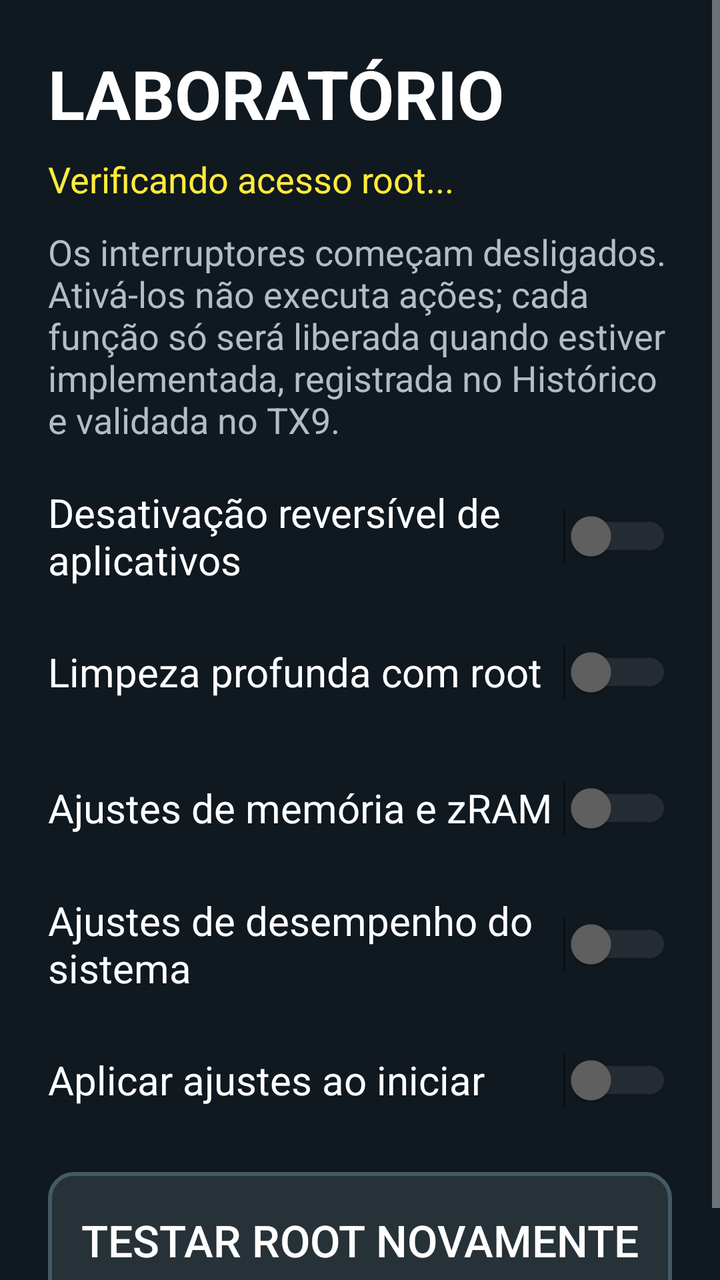
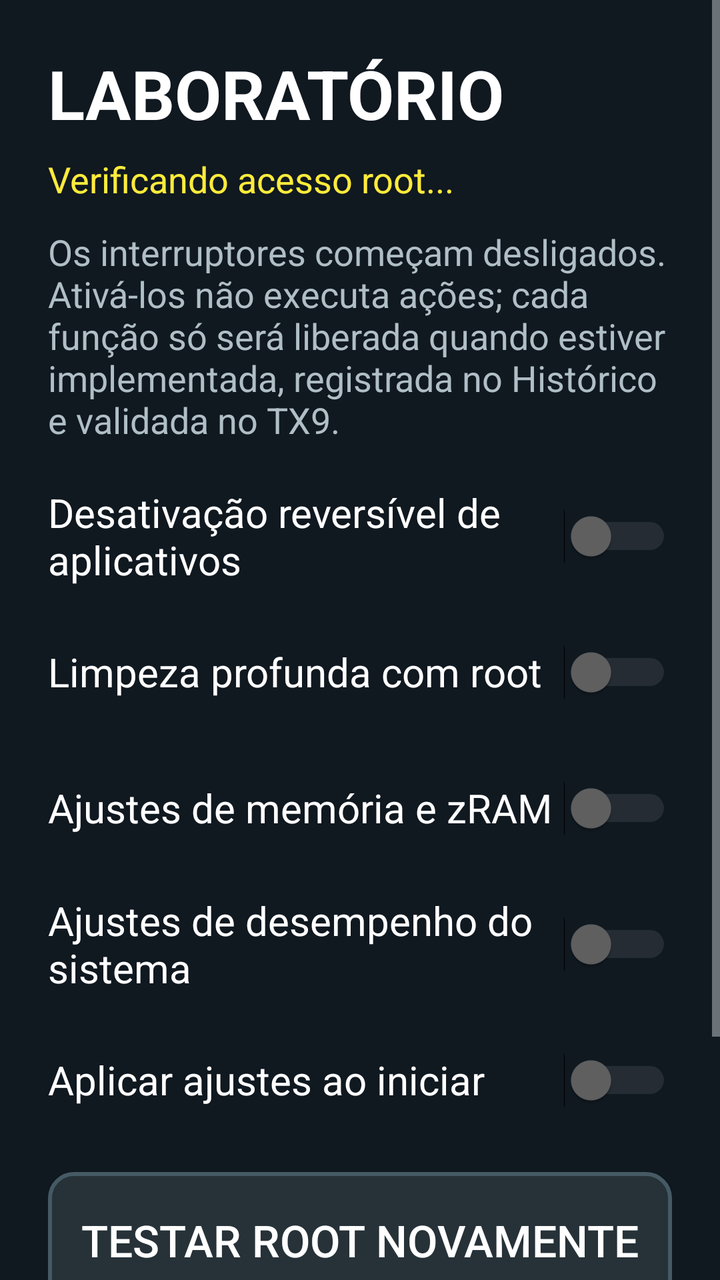

Screens rendered from an Android XML layout before and after an edit, with the pre-edit source and the edit as a unified diff.
<!-- AndroidManifest.xml: application theme android:Theme.DeviceDefault.NoActionBar -->
<!-- res/layout/activity_laboratorio.xml -->
<?xml version="1.0" encoding="utf-8"?>
<ScrollView xmlns:android="http://schemas.android.com/apk/res/android"
    android:layout_width="match_parent"
    android:layout_height="match_parent"
    android:background="#101820"
    android:fillViewport="true">

    <LinearLayout
        android:layout_width="match_parent"
        android:layout_height="wrap_content"
        android:orientation="vertical"
        android:padding="24dp">

        <TextView
            android:layout_width="match_parent"
            android:layout_height="wrap_content"
            android:text="@string/lab_titulo"
            android:textColor="#FFFFFF"
            android:textSize="34sp"
            android:textStyle="bold" />

        <TextView
            android:id="@+id/txtLaboratorioRoot"
            android:layout_width="match_parent"
            android:layout_height="wrap_content"
            android:layout_marginTop="8dp"
            android:layout_marginBottom="12dp"
            android:text="@string/lab_testando"
            android:textColor="#FFEB3B"
            android:textSize="18sp" />

        <TextView
            android:layout_width="match_parent"
            android:layout_height="wrap_content"
            android:layout_marginBottom="12dp"
            android:text="@string/lab_aviso"
            android:textColor="#B0BEC5"
            android:textSize="18sp" />

        <Switch
            android:id="@+id/switchDebloat"
            android:layout_width="match_parent"
            android:layout_height="68dp"
            android:enabled="false"
            android:focusable="true"
            android:text="@string/lab_debloat"
            android:textColor="#FFFFFF"
            android:textSize="20sp" />

        <Switch
            android:id="@+id/switchLimpezaRoot"
            android:layout_width="match_parent"
            android:layout_height="68dp"
            android:enabled="false"
            android:focusable="true"
            android:text="@string/lab_limpeza"
            android:textColor="#FFFFFF"
            android:textSize="20sp" />

        <Switch
            android:id="@+id/switchMemoria"
            android:layout_width="match_parent"
            android:layout_height="68dp"
            android:enabled="false"
            android:focusable="true"
            android:text="@string/lab_memoria"
            android:textColor="#FFFFFF"
            android:textSize="20sp" />

        <Switch
            android:id="@+id/switchDesempenho"
            android:layout_width="match_parent"
            android:layout_height="68dp"
            android:enabled="false"
            android:focusable="true"
            android:text="@string/lab_desempenho"
            android:textColor="#FFFFFF"
            android:textSize="20sp" />

        <Switch
            android:id="@+id/switchBoot"
            android:layout_width="match_parent"
            android:layout_height="68dp"
            android:enabled="false"
            android:focusable="true"
            android:text="@string/lab_boot"
            android:textColor="#FFFFFF"
            android:textSize="20sp" />

        <Button
            android:id="@+id/btnTestarRootLaboratorio"
            android:layout_width="match_parent"
            android:layout_height="68dp"
            android:layout_marginTop="12dp"
            android:background="@drawable/botao_fundo"
            android:focusable="true"
            android:text="@string/lab_testar_root"
            android:textColor="#FFFFFF"
            android:textSize="22sp" />

    </LinearLayout>
</ScrollView>
<!-- resources referenced by this layout -->
<resources>
  <!-- drawable botao_fundo (drawable) -->
  <?xml version="1.0" encoding="utf-8"?>
  <selector xmlns:android="http://schemas.android.com/apk/res/android">
  
      <item android:state_focused="true">
          <shape android:shape="rectangle">
              <solid android:color="#1E88E5" />
              <stroke
                  android:width="6dp"
                  android:color="#FFEB3B" />
              <corners android:radius="12dp" />
          </shape>
      </item>
  
      <item android:state_pressed="true">
          <shape android:shape="rectangle">
              <solid android:color="#1565C0" />
              <corners android:radius="12dp" />
          </shape>
      </item>
  
      <item>
          <shape android:shape="rectangle">
              <solid android:color="#263238" />
              <stroke
                  android:width="2dp"
                  android:color="#455A64" />
              <corners android:radius="12dp" />
          </shape>
      </item>
  
  </selector>
  <string name="lab_aviso">Os interruptores começam desligados. Ativá-los não executa ações; cada função só será liberada quando estiver implementada, registrada no Histórico e validada no TX9.</string>
  <string name="lab_boot">Aplicar ajustes ao iniciar</string>
  <string name="lab_debloat">Desativação reversível de aplicativos</string>
  <string name="lab_desempenho">Ajustes de desempenho do sistema</string>
  <string name="lab_limpeza">Limpeza profunda com root</string>
  <string name="lab_memoria">Ajustes de memória e zRAM</string>
  <string name="lab_testando">Verificando acesso root...</string>
  <string name="lab_testar_root">TESTAR ROOT NOVAMENTE</string>
  <string name="lab_titulo">LABORATÓRIO</string>
</resources>

<!-- the commit's change to res/layout/activity_laboratorio.xml (unified diff, before → after) -->
@@ -98,5 +98,27 @@
             android:textColor="#FFFFFF"
             android:textSize="22sp" />
 
+        <Button
+            android:id="@+id/btnInventarioPacotes"
+            android:layout_width="match_parent"
+            android:layout_height="68dp"
+            android:layout_marginTop="12dp"
+            android:background="@drawable/botao_fundo"
+            android:enabled="false"
+            android:focusable="true"
+            android:text="@string/lab_inventario_botao"
+            android:textColor="#FFFFFF"
+            android:textSize="22sp" />
+
+        <TextView
+            android:id="@+id/txtInventarioPacotes"
+            android:layout_width="match_parent"
+            android:layout_height="wrap_content"
+            android:layout_marginTop="8dp"
+            android:text="@string/lab_inventario_aguardando"
+            android:textColor="#FFEB3B"
+            android:textIsSelectable="true"
+            android:textSize="18sp" />
+
     </LinearLayout>
 </ScrollView>
<!-- resource entries referenced after the edit -->
@@ -36,6 +36,8 @@
   <string name="lab_boot">Aplicar ajustes ao iniciar</string>
   <string name="lab_debloat">Desativação reversível de aplicativos</string>
   <string name="lab_desempenho">Ajustes de desempenho do sistema</string>
+  <string name="lab_inventario_aguardando">O inventário ainda não foi gerado.</string>
+  <string name="lab_inventario_botao">GERAR INVENTÁRIO DE PACOTES</string>
   <string name="lab_limpeza">Limpeza profunda com root</string>
   <string name="lab_memoria">Ajustes de memória e zRAM</string>
   <string name="lab_testando">Verificando acesso root...</string>
